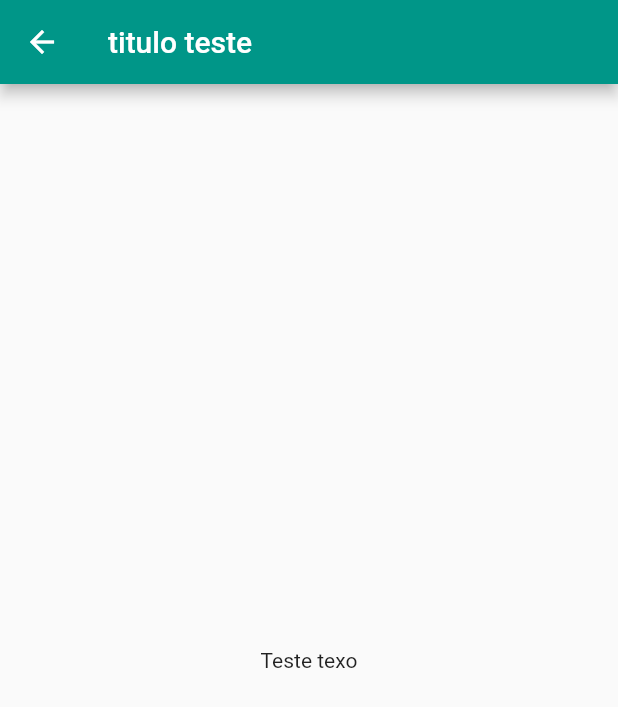
After one commit to mpgamelas/clear_diary, a Flutter app: the screen it shows after launch, after a tap on the "add" icon, on a phone screen of 412 x 824 dp. The commit adds this screen. Shown: the top 707 px of the screen. Run offline on Flutter 3.47's test engine with Material 2 defaults, Android fonts, the phone set to English and light mode, and no system bars; missing offline and left inert: preferences.

Commit message:
added diary entry screen

```diff
--- a/lib/main.dart
+++ b/lib/main.dart
@@ -1,3 +1,4 @@
+import 'package:clear_diary/screens/diary_entry.dart';
 import 'package:clear_diary/screens/home.dart';
 import 'package:clear_diary/screens/preferences.dart';
 import 'package:flutter/material.dart';
@@ -26,6 +27,7 @@ class DiaryApp extends StatelessWidget {
       routes: {
         Home.id: (context) => Home(),
         Preferences.id: (context) => Preferences(),
+        DiaryEntry.id: (context) => DiaryEntry(),
       },
     );
   }
--- /dev/null
+++ b/lib/screens/diary_entry.dart
@@ -0,0 +1,24 @@
+import 'package:flutter/material.dart';
+
+class DiaryEntry extends StatefulWidget {
+  static const String id = 'diary_entry_screen';
+
+  @override
+  _DiaryEntryState createState() => _DiaryEntryState();
+}
+
+class _DiaryEntryState extends State<DiaryEntry> {
+  @override
+  Widget build(BuildContext context) {
+    return Scaffold(
+      appBar: AppBar(
+        title: Text('titulo teste'),
+      ),
+      body: Container(
+        child: Center(
+          child: Text('Teste texo'),
+        ),
+      ),
+    );
+  }
+}
--- a/lib/screens/home.dart
+++ b/lib/screens/home.dart
@@ -1,3 +1,4 @@
+import 'package:clear_diary/screens/diary_entry.dart';
 import 'package:clear_diary/screens/preferences.dart';
 import 'package:clear_diary/values/strings.dart';
 import 'package:flutter/material.dart';
@@ -11,7 +12,9 @@ class Home extends StatelessWidget {
       appBar: HomeAppBar(),
       body: HomeBody(),
       floatingActionButton: FloatingActionButton(
-        onPressed: null,
+        onPressed: () {
+          Navigator.pushNamed(context, DiaryEntry.id);
+        },
         tooltip: Strings.addEntry,
         child: Icon(Icons.add),
       ),
```
Also changed, not shown: pubspec.lock.
